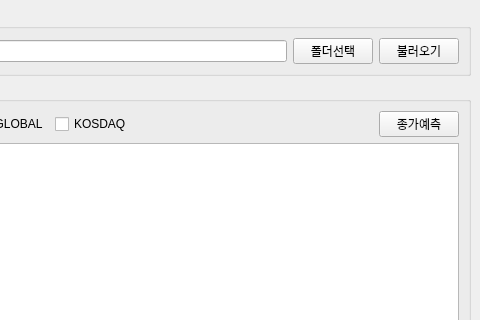
The window that StockAnalysis/ui/MainWindow.ui (OksWorkSpace/OksStockAnalysis) describes before a commit, drawn with Qt 5; both pictures show x 168 to 648 and y 0 to 320 of the 648 by 582 pixel window.
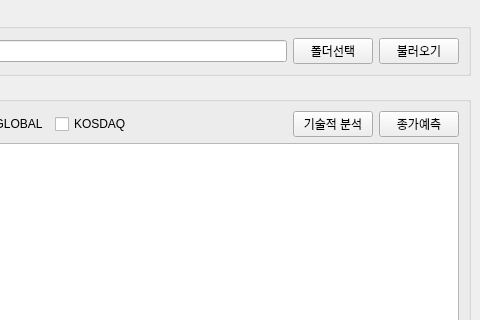
The same window after the commit.

The edit to the form file:
```diff
--- a/StockAnalysis/ui/MainWindow.ui
+++ b/StockAnalysis/ui/MainWindow.ui
@@ -123,6 +123,13 @@
            </property>
           </spacer>
          </item>
+         <item>
+          <widget class="QPushButton" name="btn_chart_analysis">
+           <property name="text">
+            <string>기술적 분석</string>
+           </property>
+          </widget>
+         </item>
          <item>
           <widget class="QPushButton" name="btn_run_model">
            <property name="sizePolicy">
```
